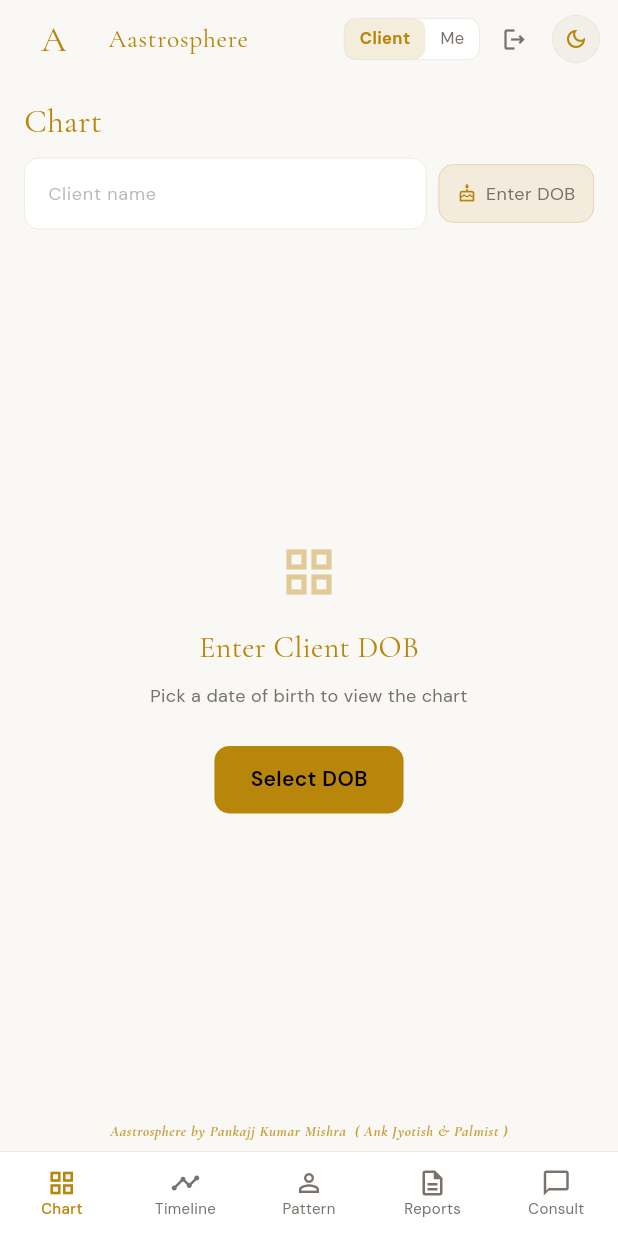
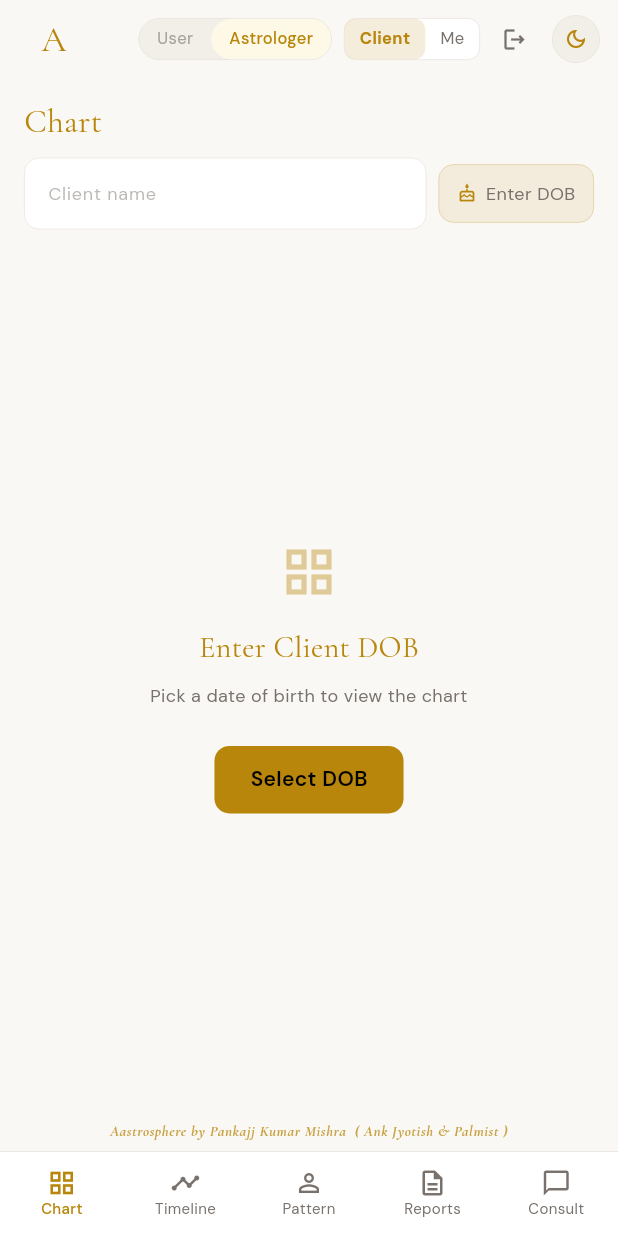
Before and after one commit to imadi005/aastrosphere-project, a Flutter app: the _AstrologerShell screen opened directly, on a phone screen of 412 x 824 dp. Run offline on Flutter 3.47's test engine with Material 3 defaults, Android fonts, the phone set to English and light mode, and no system bars; our stand-ins replace animate_do, cloud_firestore, firebase_analytics, firebase_auth, firebase_core, flutter_local_notifications and 9 more; missing offline and left inert: dart:html, in_app_purchase_android, in_app_purchase_storekit, workmanager; accounts and stored records are empty; network calls fail; statements that could not run were skipped.

Commit message:
fix: astrologer shell missing role-toggle and Circle tab in Me mode
Two related inconsistencies in the astrologer navigation shell:

1. The User/Astrologer role toggle only appeared in the User shell's
   app bar. Once switched into Astrologer mode, it vanished — the
   Client/Me toggle that appeared instead is a completely different
   control (which chart you're viewing, not which shell you're in),
   but looked like it had replaced the role switch. There was no way
   back to plain User mode except signing out. Added the same
   RoleToggle to the Astrologer shell's app bar too.

2. "Me" mode (the astrologer viewing their own numerology like a
   regular user would) only had 4 tabs — Today/Chart/Insights/Ask —
   missing Circle entirely, unlike the actual User shell's 5 tabs.
   Switching to Me and back made Circle disappear with no obvious
   reason. Me mode now uses the exact same 5-screen, same-order tab
   set as the User shell, so nothing available to a regular user is
   missing just because the account happens to be an astrologer.

Co-Authored-By: Claude Sonnet 5 <noreply@anthropic.com>

```diff
--- a/mobile_app/lib/features/shell/app_shell.dart
+++ b/mobile_app/lib/features/shell/app_shell.dart
@@ -143,20 +143,26 @@ class _AstrologerShell extends ConsumerWidget {
     ];
   }
 
+  // "Me" mode is the astrologer experiencing the app as a regular user would
+  // — same screens, same order, same tab set as _UserShell, so nothing an
+  // astrologer's own account can do disappears just because they're on the
+  // astrologer side of the app.
   static const _meScreens = [
     TodayScreen(),
-    ChartScreen(),
     InsightsScreen(),
     AskScreen(),
+    CircleScreen(),
+    ChartScreen(),
   ];
 
   static List<BottomNavigationBarItem> _meItems(BuildContext context) {
     final t = AppLocalizations.of(context)!;
     return [
       BottomNavigationBarItem(icon: const Icon(Icons.wb_sunny_outlined), activeIcon: const Icon(Icons.wb_sunny), label: t.navToday),
-      BottomNavigationBarItem(icon: const Icon(Icons.grid_view_outlined), activeIcon: const Icon(Icons.grid_view), label: t.navChart),
       BottomNavigationBarItem(icon: const Icon(Icons.auto_awesome_outlined), activeIcon: const Icon(Icons.auto_awesome), label: t.navInsights),
       BottomNavigationBarItem(icon: const Icon(Icons.auto_awesome_outlined), activeIcon: const Icon(Icons.auto_awesome), label: t.navAsk),
+      BottomNavigationBarItem(icon: const Icon(Icons.people_outline), activeIcon: const Icon(Icons.people), label: t.navCircle),
+      BottomNavigationBarItem(icon: const Icon(Icons.grid_view_outlined), activeIcon: const Icon(Icons.grid_view), label: t.navChart),
     ];
   }
 
@@ -182,6 +188,13 @@ class _AstrologerShell extends ConsumerWidget {
           title: Text('Aastrosphere', style: GoogleFonts.cormorantGaramond(
               fontSize: 17, fontWeight: FontWeight.w400, color: gold, letterSpacing: 0.5)),
           actions: [
+            // Same User/Astrologer control shown in the User shell's app bar
+            // for astrologer accounts — without this, switching into
+            // Astrologer mode had no way back except signing out, and the
+            // Client/Me toggle below (a different, unrelated switch) looked
+            // like it had replaced it.
+            RoleToggle(isAstrologer: true, onToggle: () => ref.read(roleProvider.notifier).toggle()),
+            const SizedBox(width: 8),
             // Me / Client toggle
             Container(
               margin: const EdgeInsets.symmetric(vertical: 10),
```
